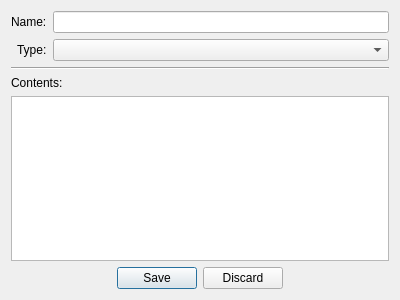
Old version of the form client/editvariable.ui in the repository jkdoug/mudder.
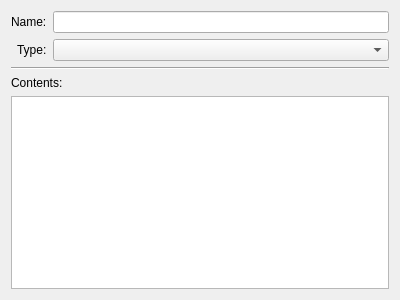
New version of the form.

```diff
--- a/client/editvariable.ui
+++ b/client/editvariable.ui
@@ -65,19 +65,6 @@
      </property>
     </widget>
    </item>
-   <item>
-    <widget class="QDialogButtonBox" name="buttonBox">
-     <property name="orientation">
-      <enum>Qt::Horizontal</enum>
-     </property>
-     <property name="standardButtons">
-      <set>QDialogButtonBox::Discard|QDialogButtonBox::Save</set>
-     </property>
-     <property name="centerButtons">
-      <bool>true</bool>
-     </property>
-    </widget>
-   </item>
   </layout>
  </widget>
  <resources/>
```
